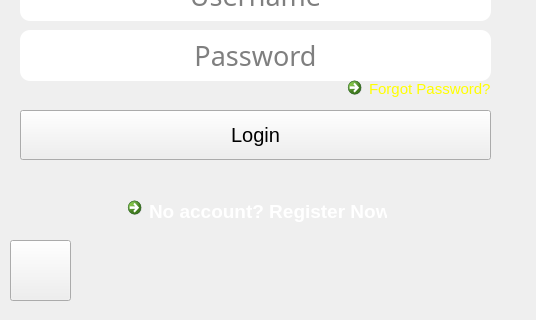
Above: login.ui from Mahrokh-M/SkullKing_Never-Executable_7 before the change; both pictures show x 0 to 536 and y 280 to 600 of the 536 by 600 pixel window. Below: the same form after it.
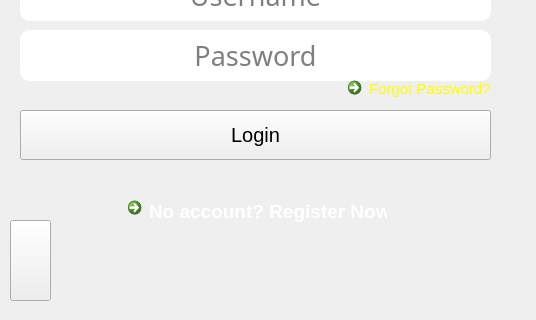
That is the form after the change. Icons and pictures are not drawn.

Patch:
```diff
--- a/login.ui
+++ b/login.ui
@@ -296,9 +296,9 @@
    <property name="geometry">
     <rect>
      <x>10</x>
-     <y>520</y>
-     <width>61</width>
-     <height>61</height>
+     <y>500</y>
+     <width>41</width>
+     <height>81</height>
     </rect>
    </property>
    <property name="styleSheet">
```
